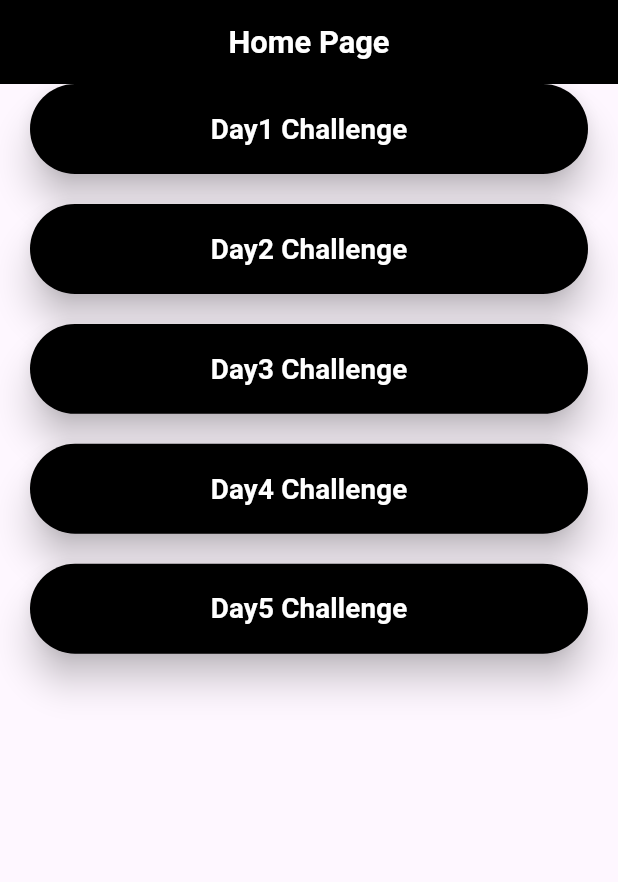
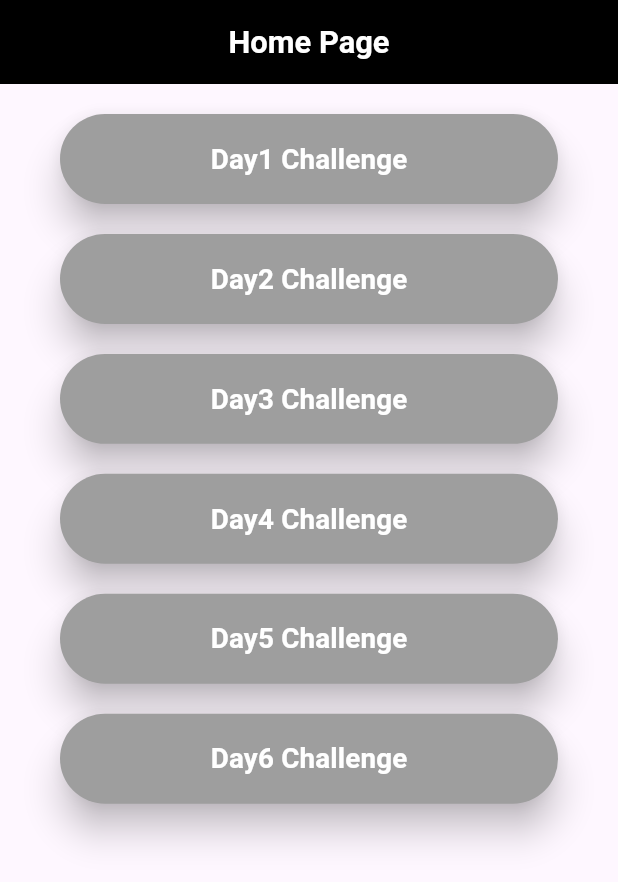
Before and after one commit to hadoopadministrator/my_flutter_app, a Flutter app: the screen it shows after launch, on a phone screen of 412 x 824 dp. Shown: the top 882 px of the screen. Run offline on Flutter 3.47's test engine with Material 3 defaults, Android fonts, the phone set to English and light mode, and no system bars.

Commit message:
Day6 Challenge Completed.

```diff
--- a/lib/custom_widgets/custom_appbar.dart
+++ b/lib/custom_widgets/custom_appbar.dart
@@ -2,8 +2,8 @@ import 'package:flutter/material.dart';
 
 class CustomAppBar extends StatelessWidget implements PreferredSizeWidget {
   const CustomAppBar({super.key, required this.title, required this.fontSize});
-  final String title;
-  final double fontSize;
+  final String? title;
+  final double? fontSize;
 
   @override
   Widget build(BuildContext context) {
@@ -12,10 +12,10 @@ class CustomAppBar extends StatelessWidget implements PreferredSizeWidget {
       backgroundColor: Colors.black,
       centerTitle: true,
       title: Text(
-        title,
+        title ?? "",
         style: TextStyle(
           color: Colors.white,
-          fontSize: fontSize,
+          fontSize: fontSize ?? 20,
           fontWeight: FontWeight.bold,
         ),
       ),
--- a/lib/custom_widgets/custom_button.dart
+++ b/lib/custom_widgets/custom_button.dart
@@ -18,11 +18,11 @@ class CustomButton extends StatelessWidget {
   Widget build(BuildContext context) {
     return Container(
       margin: EdgeInsets.only(right: 20, bottom: 20, left: 20),
-      width: width * 1,
+      width: double.infinity,
       child: ElevatedButton(
         style: ElevatedButton.styleFrom(
           padding: EdgeInsets.symmetric(vertical: height * 0.02),
-          backgroundColor: Colors.black,
+          backgroundColor: Colors.grey,
           elevation: 10,
         ),
         onPressed: onPressede,
--- a/lib/screens/home_screen.dart
+++ b/lib/screens/home_screen.dart
@@ -2,6 +2,7 @@ import 'package:flutter/material.dart';
 import 'package:my_app/screens/daily_challenge/aligned_container_screen.dart';
 import 'package:my_app/screens/daily_challenge/basic_container_screen.dart';
 import 'package:my_app/screens/daily_challenge/horizontal_icon_screen.dart';
+import 'package:my_app/screens/daily_challenge/profile_card_screen.dart';
 import 'package:my_app/screens/daily_challenge/styled_text_screen.dart';
 import 'package:my_app/screens/daily_challenge/vertical_box_screen.dart';
 
@@ -19,6 +20,7 @@ class HomeScreen extends StatelessWidget {
       child: Scaffold(
         appBar: CustomAppBar(title: "Home Page", fontSize: width * 0.05),
         body: ListView(
+          padding: EdgeInsets.only(left: 20, top: 20, right: 20),
           children: [
             CustomButton(
               days: "Day1 Challenge",
@@ -81,6 +83,17 @@ class HomeScreen extends StatelessWidget {
                 );
               },
             ),
+            CustomButton(
+              days: "Day6 Challenge",
+              width: width,
+              height: height,
+              onPressede: () {
+                Navigator.push(
+                  context,
+                  MaterialPageRoute(builder: (context) => ProfileCardScreen()),
+                );
+              },
+            ),
           ],
         ),
       ),
```
Also changed, not shown: lib/screens/daily_challenge/profile_card_screen.dart (added, +83 -0 lines).
